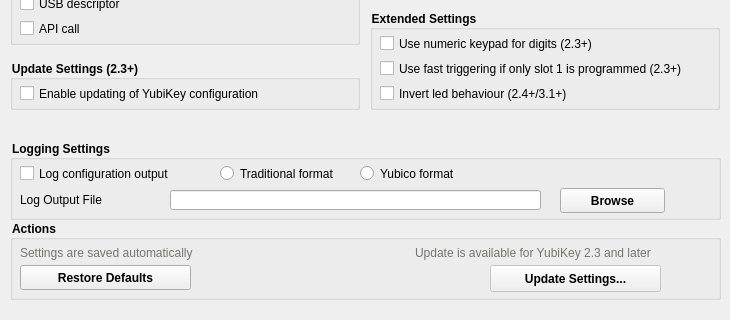
First picture: the form in src/ui/settingpage.ui, repository Yubico/yubikey-personalization-gui, before the edit; both pictures show x 0 to 730 and y 330 to 650 of the 730 by 650 pixel window.
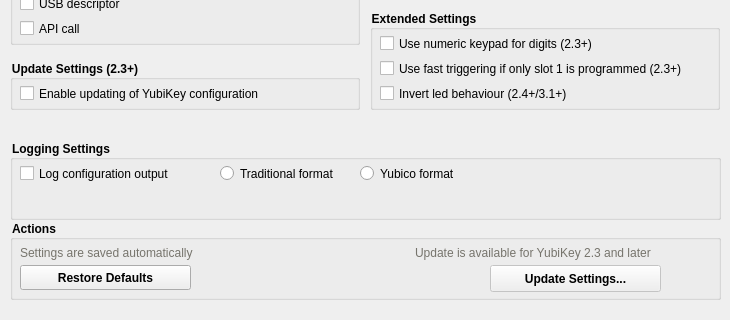
Second picture: the form after the edit. Icons and pictures are not drawn.

What changed in the file:
```diff
--- a/src/ui/settingpage.ui
+++ b/src/ui/settingpage.ui
@@ -276,79 +276,6 @@
       <string>Log configuration output</string>
      </property>
     </widget>
-    <widget class="QLabel" name="logFileLbl">
-     <property name="geometry">
-      <rect>
-       <x>10</x>
-       <y>50</y>
-       <width>131</width>
-       <height>20</height>
-      </rect>
-     </property>
-     <property name="styleSheet">
-      <string notr="true">font-weight:normal;</string>
-     </property>
-     <property name="text">
-      <string>Log Output File</string>
-     </property>
-    </widget>
-    <widget class="QLineEdit" name="logFileTxt">
-     <property name="enabled">
-      <bool>true</bool>
-     </property>
-     <property name="geometry">
-      <rect>
-       <x>160</x>
-       <y>50</y>
-       <width>371</width>
-       <height>20</height>
-      </rect>
-     </property>
-     <property name="styleSheet">
-      <string notr="true">font-weight: normal;</string>
-     </property>
-     <property name="text">
-      <string/>
-     </property>
-     <property name="maxLength">
-      <number>32767</number>
-     </property>
-     <property name="cursorPosition">
-      <number>0</number>
-     </property>
-     <property name="readOnly">
-      <bool>true</bool>
-     </property>
-    </widget>
-    <widget class="QPushButton" name="browseBtn">
-     <property name="geometry">
-      <rect>
-       <x>550</x>
-       <y>48</y>
-       <width>105</width>
-       <height>25</height>
-      </rect>
-     </property>
-     <property name="whatsThis">
-      <string/>
-     </property>
-     <property name="styleSheet">
-      <string notr="true">font: 12px;
-font-weight: bold;</string>
-     </property>
-     <property name="text">
-      <string>Browse</string>
-     </property>
-     <property name="autoExclusive">
-      <bool>false</bool>
-     </property>
-     <property name="default">
-      <bool>false</bool>
-     </property>
-     <property name="flat">
-      <bool>false</bool>
-     </property>
-    </widget>
     <widget class="QRadioButton" name="logTraditionalRadio">
      <property name="geometry">
       <rect>
```
Left out of the diff: 2 changed lines with no effect on the pictures.
